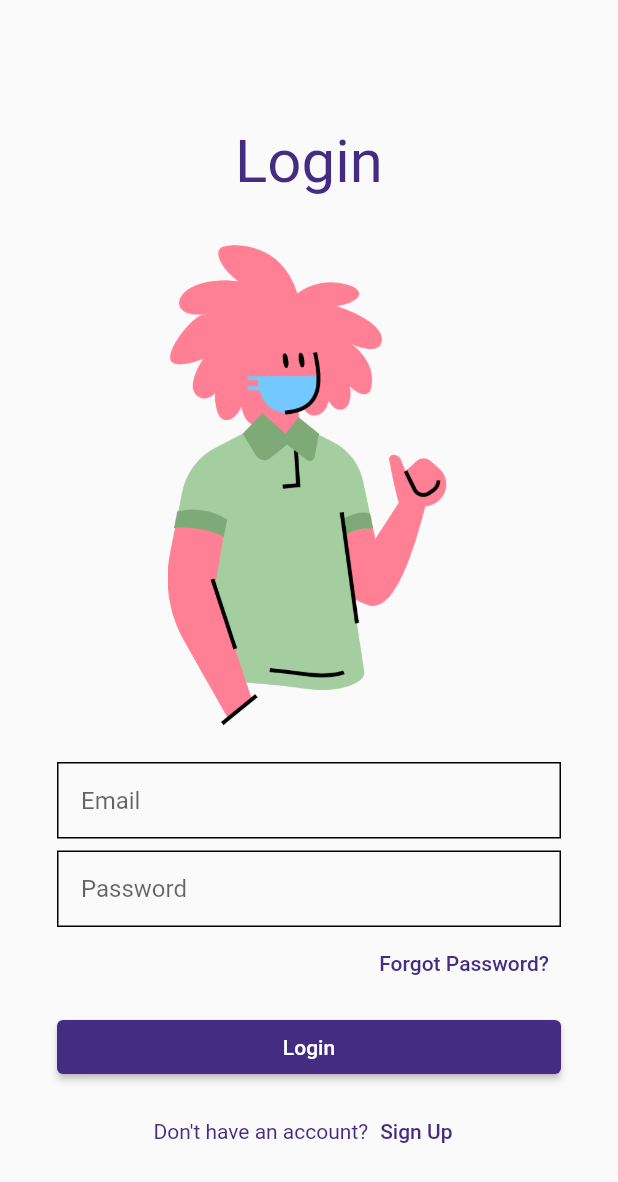
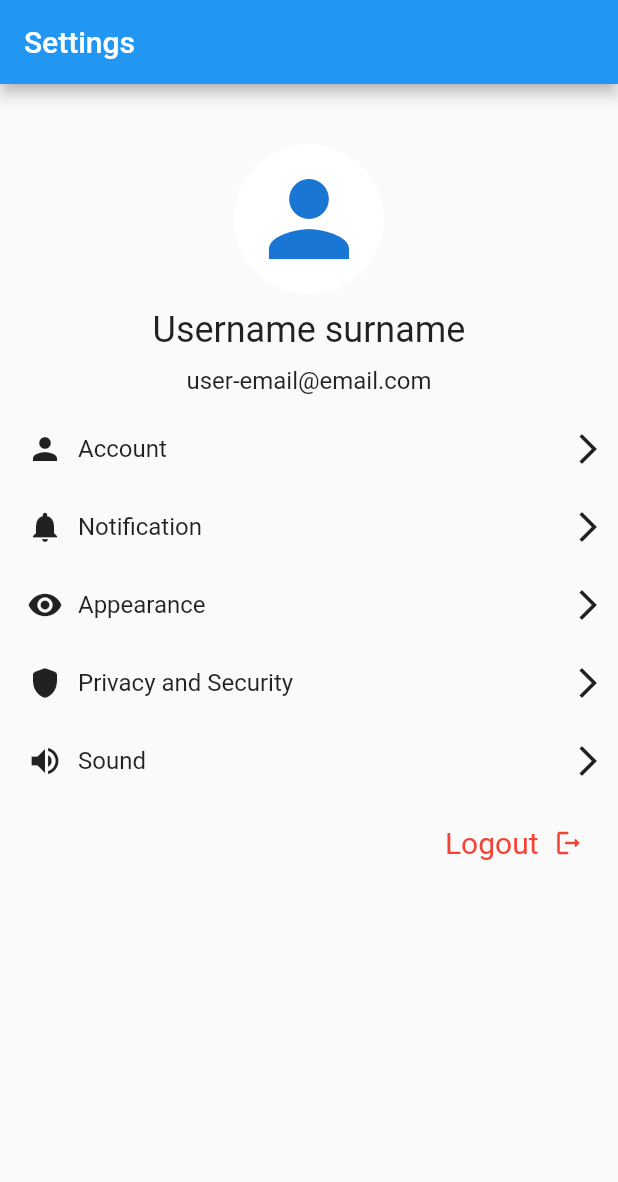
Before and after one commit to nishantnz/Byteverse_Coding_Dalals, a Flutter app: the screen it shows after launch, on a phone screen of 412 x 824 dp. Shown: the top 1182 px of the screen. Run offline on Flutter 3.47's test engine with Material 2 defaults, Android fonts, the phone set to English and light mode, and no system bars; our stand-ins replace smooth_page_indicator.

Commit message:
settings page done

```diff
--- a/lib/Screens/settings_screen.dart
+++ b/lib/Screens/settings_screen.dart
@@ -0,0 +1,127 @@
+// ignore_for_file: prefer_const_constructors, prefer_const_literals_to_create_immutables
+import 'package:flutter/material.dart';
+
+class SettingsPage extends StatelessWidget {
+  const SettingsPage({super.key});
+
+  @override
+  Widget build(BuildContext context) {
+    return Scaffold(
+      appBar: AppBar(
+        title: Text('Settings'),
+      ),
+      body: Container(
+        margin: EdgeInsets.symmetric(vertical: 30, horizontal: 4),
+        child: Column(
+          children: [
+            Column(
+              children: [
+                Container(
+                  width: 100,
+                  height: 100,
+                  margin: EdgeInsets.all(10),
+                  child: CircleAvatar(
+                    backgroundColor: Colors.white,
+                    radius: 100,
+                    child: Icon(Icons.person, size: 80),
+                  ),
+                ),
+                Container(
+                  margin: EdgeInsets.only(bottom: 10),
+                  child: Text(
+                    'Username surname',
+                    style: TextStyle(fontSize: 24),
+                  ),
+                ),
+                Container(
+                  margin: EdgeInsets.only(bottom: 10),
+                  child: Text(
+                    'user-email@email.com',
+                    style: TextStyle(fontSize: 16),
+                  ),
+                ),
+              ],
+            ),
+            Column(
+              children: [
+                CommonWidget(Icons.person, 'Account'),
+                CommonWidget(Icons.notifications, 'Notification'),
+                CommonWidget(Icons.remove_red_eye, 'Appearance'),
+                CommonWidget(Icons.shield_rounded, 'Privacy and Security'),
+                CommonWidget(Icons.volume_up, 'Sound'),
+                LogoutButton(),
+              ],
+            )
+          ],
+        ),
+      ),
+    );
+  }
+}
+
+class LogoutButton extends StatelessWidget {
+  const LogoutButton({
+    super.key,
+  });
+
+  @override
+  Widget build(BuildContext context) {
+    return Container(
+      margin: EdgeInsets.all(9),
+      child: Row(
+        mainAxisAlignment: MainAxisAlignment.end,
+        children: [
+          Text(
+            'Logout',
+            style: TextStyle(
+              fontSize: 20,
+              color: Colors.red,
+            ),
+          ),
+          Container(
+            margin: EdgeInsets.all(10),
+            child: Icon(
+              Icons.logout_rounded,
+              color: Colors.red,
+              size: 20,
+            ),
+          ),
+        ],
+      ),
+    );
+  }
+}
+
+class CommonWidget extends StatelessWidget {
+  final icon;
+  final text;
+
+  CommonWidget(this.icon, this.text);
+
+  @override
+  Widget build(BuildContext context) {
+    return Container(
+      margin: EdgeInsets.all(4),
+      child: Row(
+        mainAxisAlignment: MainAxisAlignment.spaceBetween,
+        children: [
+          Row(
+            mainAxisAlignment: MainAxisAlignment.spaceBetween,
+            mainAxisSize: MainAxisSize.min,
+            children: [
+              Container(
+                margin: EdgeInsets.all(10),
+                child: Icon(icon),
+              ),
+              Text(
+                text,
+                style: TextStyle(fontSize: 16),
+              ),
+            ],
+          ),
+          Icon(Icons.arrow_forward_ios_sharp),
+        ],
+      ),
+    );
+  }
+}
--- a/lib/main.dart
+++ b/lib/main.dart
@@ -1,6 +1,7 @@
 import 'package:flutter/material.dart';
 import 'package:health_ai/Screens/login_screen.dart';
 import 'package:health_ai/Screens/on_boardingpage.dart';
+import 'package:health_ai/Screens/settings_screen.dart';
 
 void main() {
   runApp(const MyApp());
@@ -14,7 +15,7 @@ class MyApp extends StatelessWidget {
   Widget build(BuildContext context) {
     return MaterialApp(
       title: 'Health Ai',
-      home: LoginScreen(),
+      home: SettingsPage(),
     );
   }
 }
```
